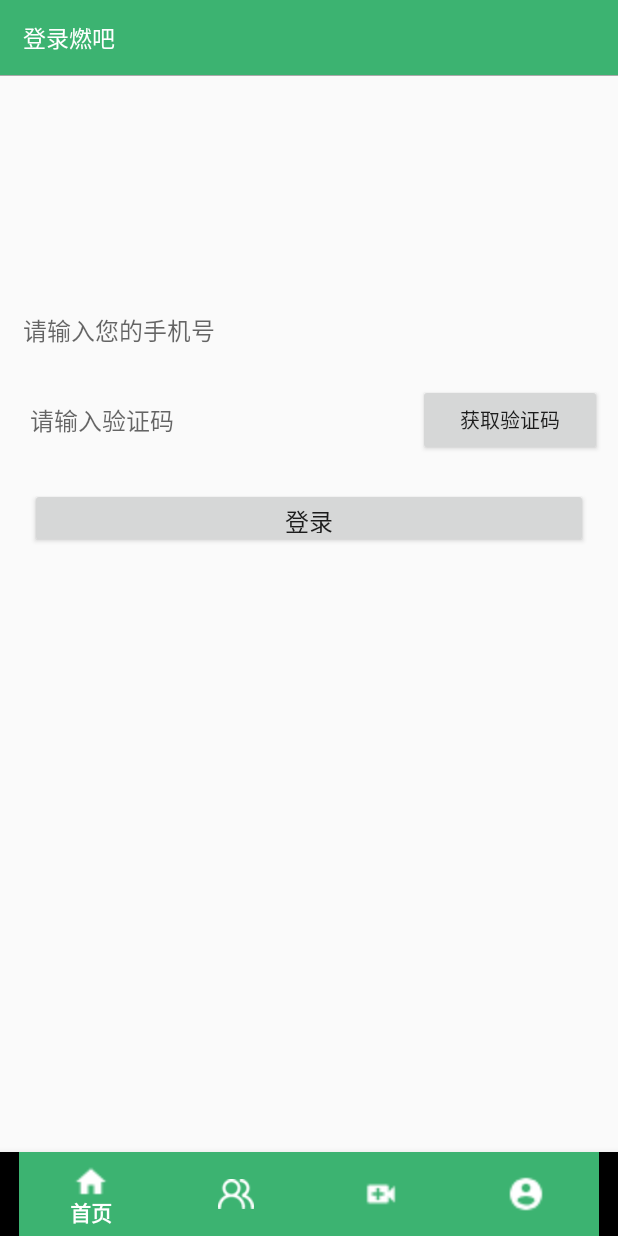
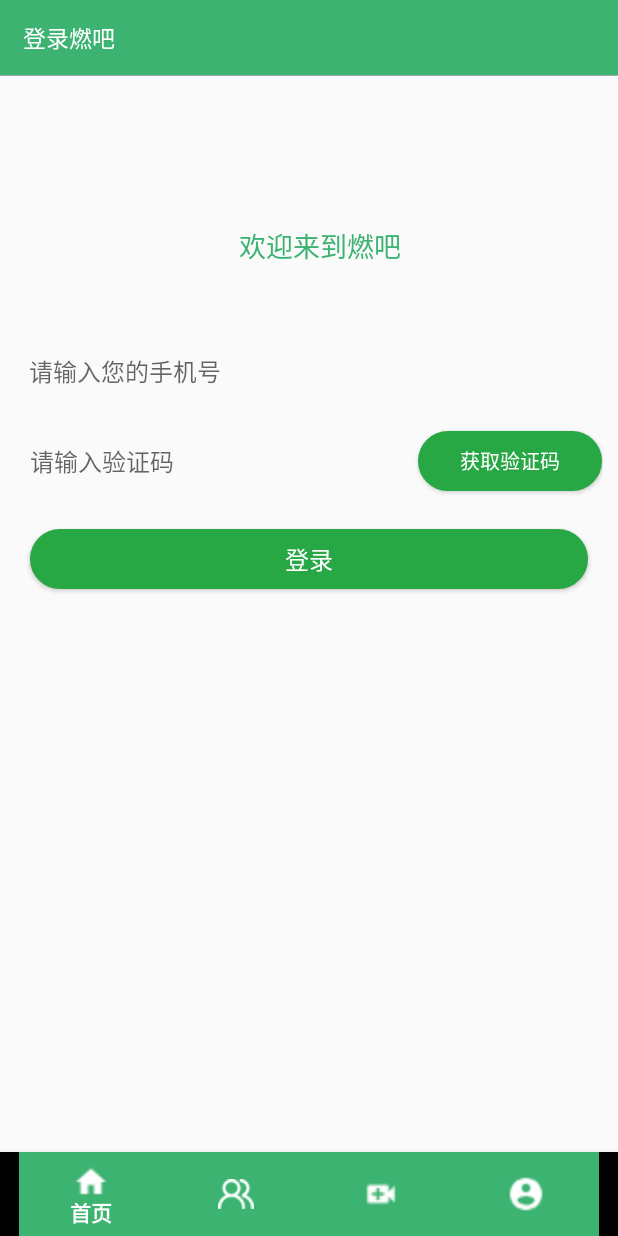
Before and after one commit to qiaosisi/ranba_android, an Android app: the fragment LoginFragment placed in its activity, on a phone screen of 412 x 824 dp. Run offline under Robolectric (Android 15) with nearby library versions, the phone set to English and light mode, and no system bars; libraries missing offline, so code that uses them is left out: com.dingmouren.layoutmanagergroup; 3 statements that could not run were skipped.

Commit message:
登录细化

```diff
--- /dev/null
+++ b/ranba_android/src/main/res/drawable/btn_radius.xml
@@ -0,0 +1,13 @@
+<?xml version="1.0" encoding="utf-8" ?>
+<!--相当于做了一张圆角的图片,然后给button作为背景图片-->
+<shape xmlns:android="http://schemas.android.com/apk/res/android"
+    android:shape="rectangle">
+    <!--设置背景色-->
+    <solid android:color="@color/background_color" />
+    <!--设置圆角-->
+    <corners android:radius="105dip" />
+
+    <!--设置边框线的宽度和颜色-->
+    <stroke android:width="3dp" android:color="@color/background_color" />
+
+</shape>
--- a/ranba_android/src/main/res/layout/fragment_login.xml
+++ b/ranba_android/src/main/res/layout/fragment_login.xml
@@ -26,12 +26,24 @@
         android:layout_height="match_parent"
         android:orientation="vertical">
 
+        <TextView
+            android:id="@+id/textView"
+            android:layout_width="match_parent"
+            android:layout_height="wrap_content"
+            android:layout_marginStart="15dp"
+            android:layout_marginTop="150dp"
+            android:textAlignment="center"
+            android:textSize="18sp"
+            android:textColor="@color/bg_toolbar"
+            android:text="@string/logo_welcome" />
+
+
         <EditText
             android:id="@+id/mobile_login"
             android:layout_width="348dp"
             android:layout_height="40dp"
             android:layout_marginStart="15dp"
-            android:layout_marginTop="200dp"
+            android:layout_marginTop="50dp"
             android:background="@null"
             android:hint="@string/input_phone"
             android:inputType="number"
@@ -62,11 +74,13 @@
             <Button
                 android:id="@+id/getMsgCode"
                 android:layout_width="0dp"
-                android:layout_height="wrap_content"
+                android:layout_height="40dp"
                 android:layout_gravity="center"
                 android:layout_weight="1.9"
+                android:background="@drawable/btn_radius"
                 android:gravity="center"
                 android:text="@string/get_msg_code"
+                android:textColor="@color/colorWhite"
                 android:textSize="13sp" />
         </LinearLayout>
 
@@ -77,7 +91,10 @@
             android:layout_marginLeft="20dp"
             android:layout_marginRight="20dp"
             android:layout_marginTop="20dp"
+            android:background="@drawable/btn_radius"
             android:text="@string/login"
+            android:textColor="@color/colorWhite"
             android:textSize="16sp" />
+
     </LinearLayout>
 </FrameLayout>
--- a/ranba_android/src/main/res/values/colors.xml
+++ b/ranba_android/src/main/res/values/colors.xml
@@ -18,6 +18,9 @@
     <color name="white">#ffffff</color>
 
     <!-- 按钮 -->
-    <color name="color_check_bg">#00FA9A</color>
     <color name="theme_red">#FF1493</color>
+    <color name="background_color">#28a745</color>
+
+    <!-- 全局横杠颜色 -->
+    <color name="theme_bar">#F6F6F6</color>
 </resources>
--- a/ranba_android/src/main/res/values/strings.xml
+++ b/ranba_android/src/main/res/values/strings.xml
@@ -28,8 +28,10 @@
     <string name="confirm_to_editor_video">点击确定分离音频</string>
 
     <!-- 登录相关 -->
-    <string name="input_phone">请输入您的手机号</string>
+    <string name="input_phone">&#160;请输入您的手机号</string>
     <string name="login">登录</string>
     <string name="get_msg_code">获取验证码</string>
     <string name="inout_msg_code">请输入验证码</string>
+    <string name="logo_welcome">欢迎来到燃吧</string>
+    <string name="avatar">头像</string>
 </resources>
```
Also changed, not shown: ranba_android/src/main/java/com/example/nimei1/ranba/AccountFragment.java (+20 -5 lines), ranba_android/src/main/java/com/example/nimei1/ranba/Constants.java (+7 -0 lines), ranba_android/src/main/java/com/example/nimei1/ranba/fragment/LoginFragment.java (+58 -34 lines), ranba_android/src/main/res/layout/fragment_account.xml (+28 -5 lines).
